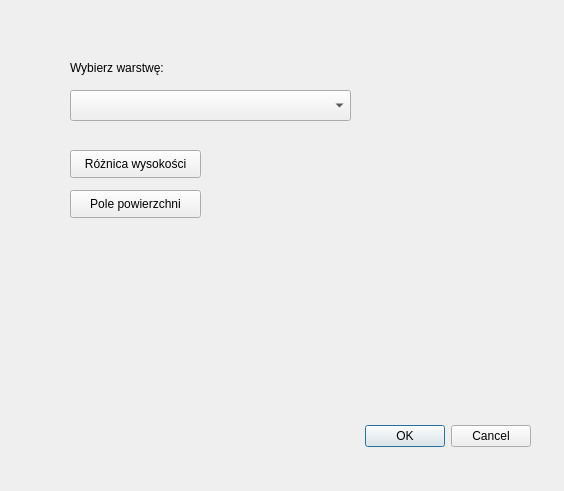
The window that wtyczka_1/wtyczka_1_dialog_base.ui (Zaneta002/projekt2) describes before a commit, drawn with Qt 5.
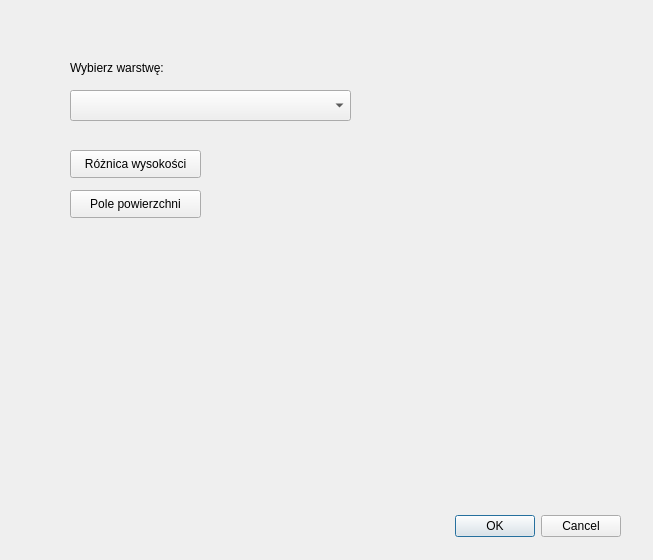
The same window after the commit. Custom widgets are drawn as their Qt base class.

What changed in the file:
```diff
--- a/wtyczka_1/wtyczka_1_dialog_base.ui
+++ b/wtyczka_1/wtyczka_1_dialog_base.ui
@@ -6,8 +6,8 @@
    <rect>
     <x>0</x>
     <y>0</y>
-    <width>564</width>
-    <height>491</height>
+    <width>653</width>
+    <height>560</height>
    </rect>
   </property>
   <property name="windowTitle">
@@ -16,9 +16,9 @@
   <widget class="QDialogButtonBox" name="button_box">
    <property name="geometry">
     <rect>
-     <x>190</x>
-     <y>420</y>
-     <width>341</width>
+     <x>410</x>
+     <y>510</y>
+     <width>211</width>
      <height>32</height>
     </rect>
    </property>
@@ -83,8 +83,8 @@
     <rect>
      <x>70</x>
      <y>250</y>
-     <width>141</width>
-     <height>31</height>
+     <width>521</width>
+     <height>231</height>
     </rect>
    </property>
    <property name="text">
```
